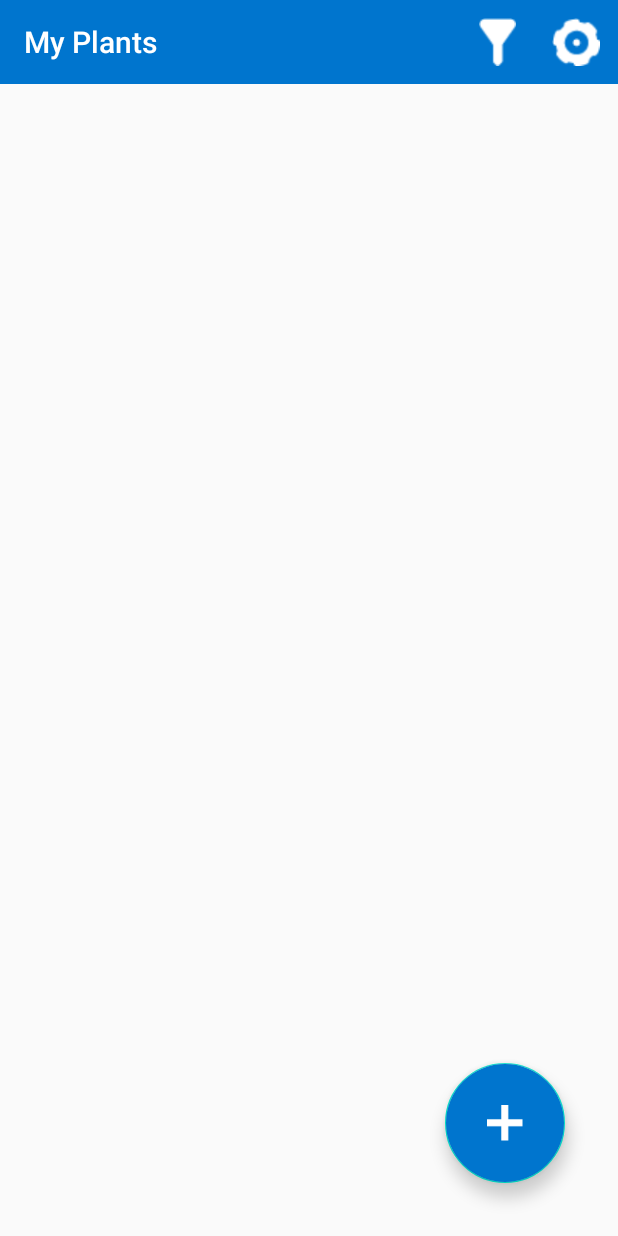
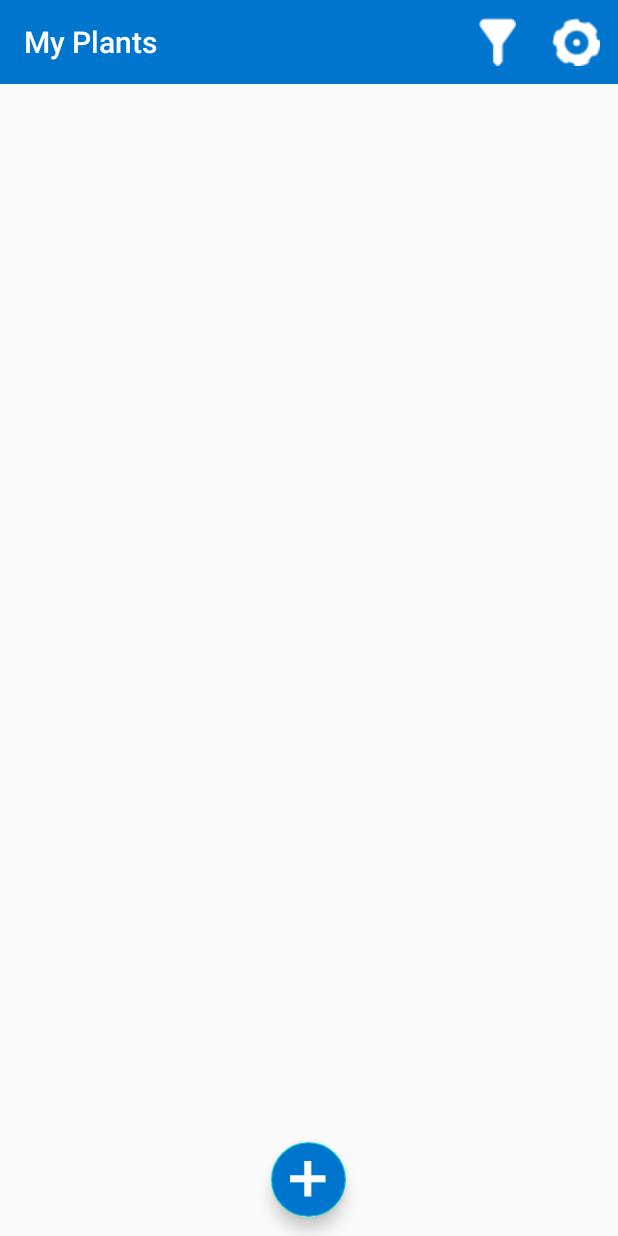
Before and after one commit to Davidwallacesadler/BluePailAndroid, an Android app: the screen it shows after launch (MainActivity), on a phone screen of 412 x 824 dp. Run offline under Robolectric (Android 15) with nearby library versions, the phone set to English and light mode, and no system bars; our stand-ins replace Room's generated code, navigation-ui.

Commit message:
Implement navigation transitions, fix plant editing, implement resizing plant list item, setup bitmap rescaling method

```diff
--- a/app/src/main/java/com/davidsadler/bluepail/adapters/PlantsAdapter.kt
+++ b/app/src/main/java/com/davidsadler/bluepail/adapters/PlantsAdapter.kt
@@ -2,6 +2,7 @@ package com.davidsadler.bluepail.adapters
 
 import android.content.Context
 import android.graphics.BitmapFactory
+import android.graphics.Color
 import android.view.LayoutInflater
 import android.view.View
 import android.view.ViewGroup
@@ -13,14 +14,15 @@ import com.davidsadler.bluepail.model.Plant
 import com.davidsadler.bluepail.util.getDaysAwayFromNow
 import com.davidsadler.bluepail.util.resize
 import kotlinx.android.synthetic.main.item_plant_list_cell.view.*
+import java.util.*
 
 interface OnItemClickedListener {
     fun onItemClicked(selectedPlant: Plant)
 }
 
-class PlantsAdapter internal constructor(context: Context, val itemClickedListener: OnItemClickedListener) : RecyclerView.Adapter<PlantsAdapter.PlantViewHolder>() {
+class PlantsAdapter internal constructor(context: Context, private val itemClickedListener: OnItemClickedListener) : RecyclerView.Adapter<PlantsAdapter.PlantViewHolder>() {
 
-    val inflater = LayoutInflater.from(context)
+    private val inflater = LayoutInflater.from(context)
     private var plants = emptyList<Plant>()
 
     inner class PlantViewHolder(itemView: View) : RecyclerView.ViewHolder(itemView) {
@@ -29,6 +31,8 @@ class PlantsAdapter internal constructor(context: Context, val itemClickedListen
         val nextWateringLabel: TextView = itemView.textView_plant_water_date
         val nextFertilizingLabel: TextView = itemView.textView_plant_fertilize_date
         val iconImageView: ImageView = itemView.imageView_plant_photo
+        val waterIconImageView: ImageView = itemView.imageView_plant_watered_status
+        val fertilizerIconImageView: ImageView = itemView.imageView_plant_fertilized_status
         fun bind(plant: Plant, clickListener: OnItemClickedListener) {
             itemView.setOnClickListener{
                 clickListener.onItemClicked(plant)
@@ -52,8 +56,18 @@ class PlantsAdapter internal constructor(context: Context, val itemClickedListen
             holder.iconImageView.setImageResource(R.drawable.ic_launcher_background)
         }
         holder.nextWateringLabel.text = plant.wateringDate.getDaysAwayFromNow(true)
+        if (plant.wateringDate <= Date()) {
+            holder.waterIconImageView.setColorFilter(Color.RED)
+        } else {
+            holder.waterIconImageView.clearColorFilter()
+        }
         if (plant.fertilizerDate != null) {
             holder.nextFertilizingLabel.text = plant.fertilizerDate.getDaysAwayFromNow(true)
+            if (plant.fertilizerDate <= Date()) {
+                holder.fertilizerIconImageView.setColorFilter(Color.RED)
+            } else {
+                holder.fertilizerIconImageView.clearColorFilter()
+            }
         } else {
             holder.nextFertilizingLabel.text = "N/A"
         }
--- a/app/src/main/java/com/davidsadler/bluepail/fragments/PlantList.kt
+++ b/app/src/main/java/com/davidsadler/bluepail/fragments/PlantList.kt
@@ -51,6 +51,10 @@ class PlantList : Fragment(), OnItemClickedListener, PlantUpdatedListener {
             }
             PlantUpdateStatus.Delete -> {
                 // TODO: CANCEL NOTIFICATIONS BEFORE DELETION
+                AlarmNotificationManager.cancelNotificationAlarm(selectedPlant.id,true,this.context!!)
+                if (selectedPlant.fertilizerDate != null) {
+                    AlarmNotificationManager.cancelNotificationAlarm(selectedPlant.id,false,this.context!!)
+                }
                 viewModel.delete(selectedPlant)
                 Toast.makeText(this.context!!,"Plant deleted",Toast.LENGTH_SHORT).show()
             }
@@ -79,6 +83,11 @@ class PlantList : Fragment(), OnItemClickedListener, PlantUpdatedListener {
         setupPlantListObserver()
     }
 
+    override fun onResume() {
+        super.onResume()
+        adapter.notifyDataSetChanged()
+    }
+
     private fun setupRecyclerViewLayout() {
         this.context?.let { context ->
             recyclerView_plant_list.layoutManager = GridLayoutManager(context,2)
--- a/app/src/main/java/com/davidsadler/bluepail/fragments/PlantReminderSetupDialog.kt
+++ b/app/src/main/java/com/davidsadler/bluepail/fragments/PlantReminderSetupDialog.kt
@@ -14,12 +14,11 @@ import com.davidsadler.bluepail.util.amountOfDaysToOtherDate
 import kotlinx.android.synthetic.main.fragment_plant_reminder_setup_dialog.*
 import java.util.*
 
-class PlantReminderSetupDialog internal constructor(val onReminderUpdatedListener: OnReminderUpdatedListener, val fertilizerSetup: Boolean) : DialogFragment(), CalendarView.OnDateChangeListener {
+class PlantReminderSetupDialog internal constructor(private val onReminderUpdatedListener: OnReminderUpdatedListener, private val fertilizerSetup: Boolean) : DialogFragment(), CalendarView.OnDateChangeListener {
 
     private var firstDateSelected = false
     private var nextReminderDate = Date()
     private var interval = 1
-   // private val args: PlantReminderSetupDialogArgs by navArgs()
 
     override fun onSelectedDayChange(view: CalendarView, year: Int, month: Int, dayOfMonth: Int) {
         val selectedDate = getDateFromYearMonthDay(year,month,dayOfMonth)
--- a/app/src/main/java/com/davidsadler/bluepail/util/Bitmap.kt
+++ b/app/src/main/java/com/davidsadler/bluepail/util/Bitmap.kt
@@ -8,6 +8,12 @@ fun Bitmap.resize(width: Int, height: Int) : Bitmap {
     return Bitmap.createScaledBitmap(this,width,height,false)
 }
 
+fun Bitmap.rescale(scaleFactor: Int) : Bitmap {
+    val bitmapHeight = this.height
+    val bitmapWidth = this.width
+    return Bitmap.createScaledBitmap(this,bitmapWidth.div(scaleFactor),bitmapHeight.div(scaleFactor),false)
+}
+
 fun Bitmap.compress(quality: Int) : Bitmap {
     val stream = ByteArrayOutputStream()
     this.compress(Bitmap.CompressFormat.JPEG,quality,stream)
--- a/app/src/main/res/layout/activity_main.xml
+++ b/app/src/main/res/layout/activity_main.xml
@@ -31,19 +31,26 @@
         app:layout_constraintTop_toBottomOf="@+id/toolbar"
         app:navGraph="@navigation/nav_graph" />
 
+    <LinearLayout
+        android:layout_width="0dp"
+        android:layout_height="75dp"
+        android:gravity="center"
+        android:orientation="horizontal"
+        app:layout_constraintBottom_toBottomOf="@+id/navHostFragment"
+        app:layout_constraintEnd_toEndOf="parent"
+        app:layout_constraintHorizontal_bias="0.0"
+        app:layout_constraintStart_toStartOf="parent">
+
         <com.google.android.material.floatingactionbutton.FloatingActionButton
             android:id="@+id/fab_create_plant"
-        android:layout_width="80dp"
-        android:layout_height="80dp"
-        android:layout_marginEnd="35dp"
-        android:layout_marginBottom="35dp"
+            android:layout_width="50dp"
+            android:layout_height="50dp"
             android:backgroundTint="@color/colorPrimary"
             android:clickable="true"
             android:focusable="true"
             android:visibility="visible"
-        app:fabCustomSize="80dp"
-        app:layout_constraintBottom_toBottomOf="parent"
-        app:layout_constraintEnd_toEndOf="parent"
+            app:fabCustomSize="50dp"
             app:srcCompat="@drawable/fab_plus" />
+    </LinearLayout>
 
 </androidx.constraintlayout.widget.ConstraintLayout>
--- a/app/src/main/res/layout/fragment_plant_detail.xml
+++ b/app/src/main/res/layout/fragment_plant_detail.xml
@@ -116,6 +116,7 @@
                         android:layout_width="0dp"
                         android:layout_height="match_parent"
                         android:layout_weight="1"
+                        android:gravity="center"
                         android:orientation="vertical">
 
                         <TextView
@@ -209,6 +210,7 @@
                         android:layout_width="match_parent"
                         android:layout_height="match_parent"
                         android:layout_weight="1"
+                        android:gravity="center"
                         android:orientation="vertical">
 
                         <TextView
--- a/app/src/main/res/navigation/nav_graph.xml
+++ b/app/src/main/res/navigation/nav_graph.xml
@@ -15,7 +15,18 @@
             app:destination="@id/plantListDialog" />
         <action
             android:id="@+id/action_plantList_to_plantDetail"
-            app:destination="@id/plantDetail" />
+            app:destination="@id/plantDetail"
+            app:enterAnim="@android:anim/slide_in_left"
+            app:exitAnim="@android:anim/slide_out_right"
+            app:popEnterAnim="@android:anim/slide_in_left"
+            app:popExitAnim="@android:anim/slide_out_right" />
+        <action
+            android:id="@+id/action_plantList_to_appSettings"
+            app:destination="@id/appSettings"
+            app:enterAnim="@android:anim/slide_in_left"
+            app:exitAnim="@android:anim/slide_out_right"
+            app:popEnterAnim="@android:anim/slide_in_left"
+            app:popExitAnim="@android:anim/slide_out_right" />
     </fragment>
 
     <dialog
@@ -32,6 +43,13 @@
             android:name="plantId"
             app:argType="integer"
             android:defaultValue="0" />
+        <action
+            android:id="@+id/action_plantDetail_to_plantList"
+            app:destination="@id/plantList"
+            app:enterAnim="@android:anim/slide_in_left"
+            app:exitAnim="@android:anim/slide_out_right"
+            app:popEnterAnim="@android:anim/slide_in_left"
+            app:popExitAnim="@android:anim/slide_out_right" />
     </fragment>
 
     <dialog
```
Also changed, not shown: app/src/main/java/com/davidsadler/bluepail/activities/MainActivity.kt (+11 -3 lines), app/src/main/java/com/davidsadler/bluepail/fragments/PlantDetail.kt (+46 -16 lines), app/src/main/res/layout/fragment_plant_list_dialog.xml (+11 -13 lines), app/src/main/res/layout/item_plant_list_cell.xml (+8 -6 lines). Lines whose indentation alone changed are shown as unchanged.
